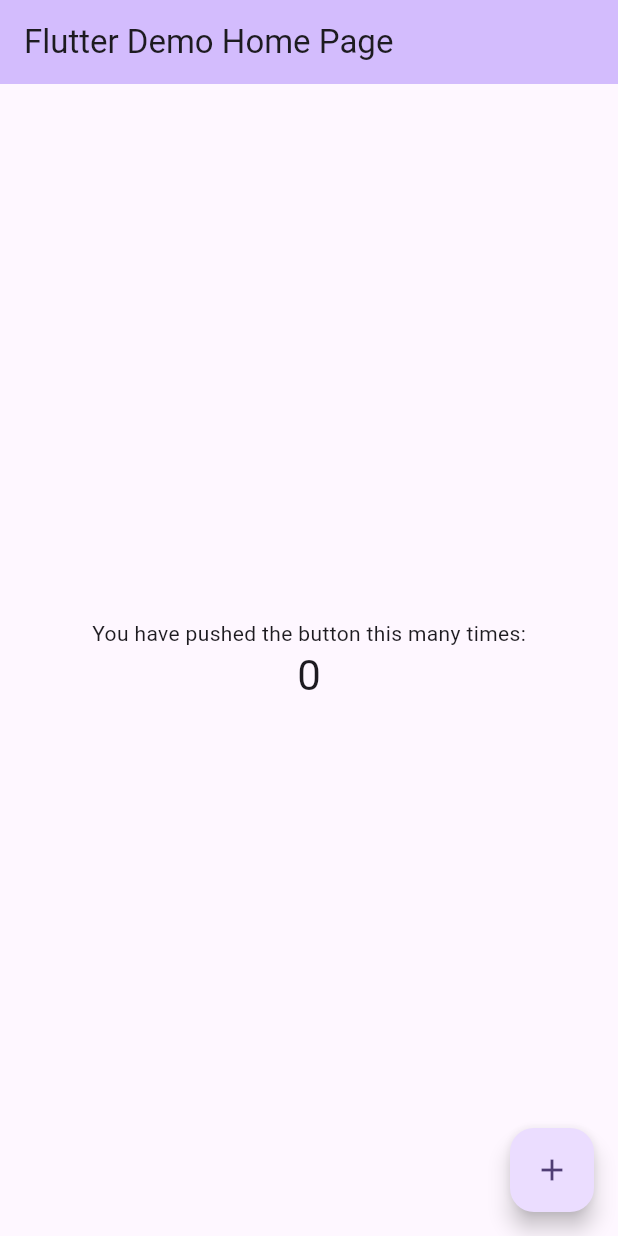
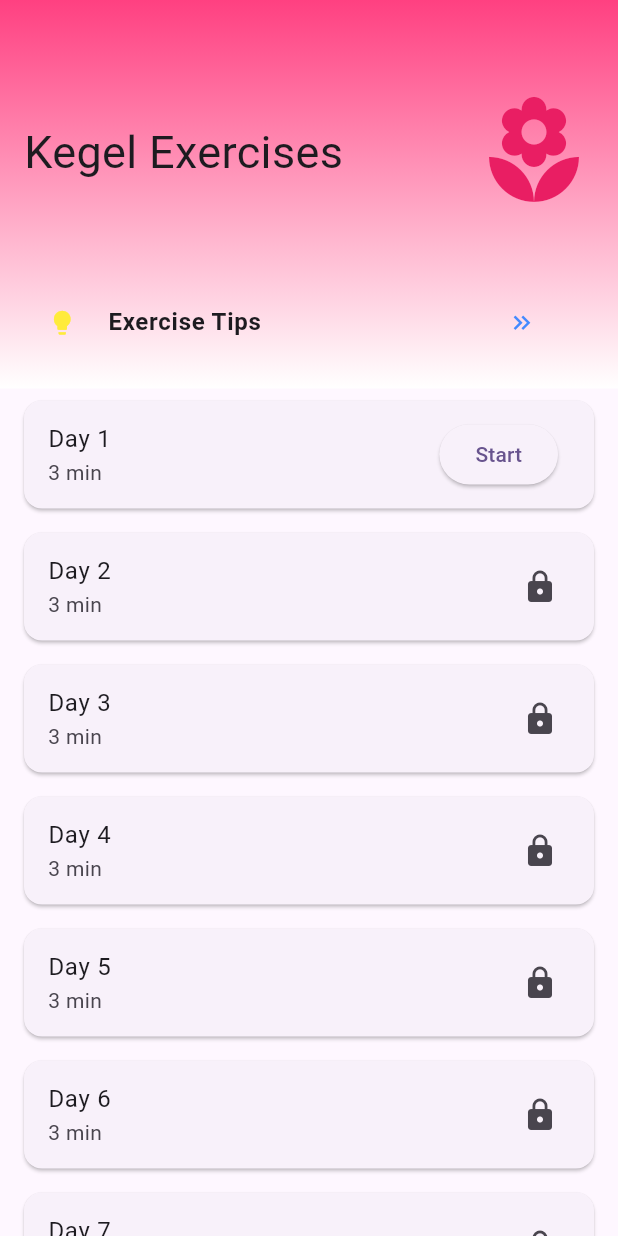
Before and after one commit to YamnaIsrail/Excersice_app, a Flutter app: the screen it shows after launch, on a phone screen of 412 x 824 dp. Run offline on Flutter 3.47's test engine with Material 3 defaults, Android fonts, the phone set to English and light mode, and no system bars.

Commit message:
Added Kegel exercise main screen and drafted questionnaires

```diff
--- /dev/null
+++ b/lib/kegel_excercise_home.dart
@@ -0,0 +1,114 @@
+import 'package:excercise_app/kegel_questionaire_flow/kegel_screen1.dart';
+import 'package:flutter/material.dart';
+
+
+class KegelExercisesScreen extends StatelessWidget {
+  const KegelExercisesScreen({super.key});
+
+  @override
+  Widget build(BuildContext context) {
+    return Scaffold(
+      body: Column(
+        children: [
+          Container(
+            padding: const EdgeInsets.all(16.0),
+            decoration: const BoxDecoration(
+              gradient: LinearGradient(
+                colors: [Colors.pinkAccent, Colors.white],
+                begin: Alignment.topCenter,
+                end: Alignment.bottomCenter,
+              ),
+            ),
+            child: Column(
+              children:  [
+               Container(
+                 height: 171,
+                 width: 393,
+                 child: Row(
+                   mainAxisAlignment: MainAxisAlignment.spaceBetween,
+                   children: [
+                     Text('Kegel Exercises', style: TextStyle(fontSize: 30),),
+                     Icon(Icons.local_florist, size: 80, color: Colors.pink)
+                   ],
+                 ),
+               ),
+                Align(
+                  alignment: Alignment.centerLeft,
+                  child: ListTile(
+                    title:  Text(
+                      'Exercise Tips',
+                      style: TextStyle(fontSize: 16, fontWeight: FontWeight.bold),
+                    ),
+                    leading: Icon(Icons.lightbulb, color: Colors.yellow, size: 19,),
+                    trailing: IconButton(
+                      onPressed: (){
+                        Navigator.push(context, MaterialPageRoute(builder: (context)=> IntroScreen()));
+                      },
+                      icon: Icon(Icons.keyboard_double_arrow_right, size:19, color: Colors.blueAccent,),
+                    )
+                  )
+                ),
+              ],
+            ),
+          ),
+          Expanded(
+            child: ListView.builder(
+              itemCount: 30,
+              itemBuilder: (context, index) {
+                return ExerciseDayTile(day: index + 1);
+              },
+            ),
+          ),
+        ],
+      ),
+    );
+  }
+}
+
+class ExerciseDayTile extends StatelessWidget {
+  final int day;
+  const ExerciseDayTile({super.key, required this.day});
+
+  @override
+  Widget build(BuildContext context) {
+    bool isUnlocked = day == 1; // Unlock only Day 1 for now
+
+    return Card(
+      margin: const EdgeInsets.symmetric(horizontal: 16, vertical: 8),
+      child: ListTile(
+        title: Text('Day $day'),
+        subtitle: const Text('3 min'),
+        trailing: isUnlocked
+            ? ElevatedButton(
+          onPressed: () {
+            Navigator.push(
+              context,
+              MaterialPageRoute(
+                  builder: (context) => DayScreen(day: day)),
+            );
+          },
+          child: const Text('Start'),
+        )
+            : const Icon(Icons.lock),
+      ),
+    );
+  }
+}
+
+class DayScreen extends StatelessWidget {
+  final int day;
+  const DayScreen({super.key, required this.day});
+
+  @override
+  Widget build(BuildContext context) {
+    return Scaffold(
+      appBar: AppBar(title: Text('Day $day Exercise')),
+      body: Center(
+        child: Text(
+          'Exercise for Day $day',
+          style: const TextStyle(fontSize: 24),
+        ),
+      ),
+    );
+  }
+}
--- a/lib/main.dart
+++ b/lib/main.dart
@@ -1,125 +1,22 @@
 import 'package:flutter/material.dart';
+
+import 'kegel_excercise_home.dart';
 
 void main() {
   runApp(const MyApp());
 }
-
 class MyApp extends StatelessWidget {
   const MyApp({super.key});
-
-  // This widget is the root of your application.
   @override
   Widget build(BuildContext context) {
     return MaterialApp(
-      title: 'Flutter Demo',
+      title: 'My Calendar',
+      debugShowCheckedModeBanner: false,
       theme: ThemeData(
-        // This is the theme of your application.
-        //
-        // TRY THIS: Try running your application with "flutter run". You'll see
-        // the application has a purple toolbar. Then, without quitting the app,
-        // try changing the seedColor in the colorScheme below to Colors.green
-        // and then invoke "hot reload" (save your changes or press the "hot
-        // reload" button in a Flutter-supported IDE, or press "r" if you used
-        // the command line to start the app).
-        //
-        // Notice that the counter didn't reset back to zero; the application
-        // state is not lost during the reload. To reset the state, use hot
-        // restart instead.
-        //
-        // This works for code too, not just values: Most code changes can be
-        // tested with just a hot reload.
         colorScheme: ColorScheme.fromSeed(seedColor: Colors.deepPurple),
         useMaterial3: true,
       ),
-      home: const MyHomePage(title: 'Flutter Demo Home Page'),
+      home: KegelExercisesScreen(),
     );
   }
 }
-
-class MyHomePage extends StatefulWidget {
-  const MyHomePage({super.key, required this.title});
-
-  // This widget is the home page of your application. It is stateful, meaning
-  // that it has a State object (defined below) that contains fields that affect
-  // how it looks.
-
-  // This class is the configuration for the state. It holds the values (in this
-  // case the title) provided by the parent (in this case the App widget) and
-  // used by the build method of the State. Fields in a Widget subclass are
-  // always marked "final".
-
-  final String title;
-
-  @override
-  State<MyHomePage> createState() => _MyHomePageState();
-}
-
-class _MyHomePageState extends State<MyHomePage> {
-  int _counter = 0;
-
-  void _incrementCounter() {
-    setState(() {
-      // This call to setState tells the Flutter framework that something has
-      // changed in this State, which causes it to rerun the build method below
-      // so that the display can reflect the updated values. If we changed
-      // _counter without calling setState(), then the build method would not be
-      // called again, and so nothing would appear to happen.
-      _counter++;
-    });
-  }
-
-  @override
-  Widget build(BuildContext context) {
-    // This method is rerun every time setState is called, for instance as done
-    // by the _incrementCounter method above.
-    //
-    // The Flutter framework has been optimized to make rerunning build methods
-    // fast, so that you can just rebuild anything that needs updating rather
-    // than having to individually change instances of widgets.
-    return Scaffold(
-      appBar: AppBar(
-        // TRY THIS: Try changing the color here to a specific color (to
-        // Colors.amber, perhaps?) and trigger a hot reload to see the AppBar
-        // change color while the other colors stay the same.
-        backgroundColor: Theme.of(context).colorScheme.inversePrimary,
-        // Here we take the value from the MyHomePage object that was created by
-        // the App.build method, and use it to set our appbar title.
-        title: Text(widget.title),
-      ),
-      body: Center(
-        // Center is a layout widget. It takes a single child and positions it
-        // in the middle of the parent.
-        child: Column(
-          // Column is also a layout widget. It takes a list of children and
-          // arranges them vertically. By default, it sizes itself to fit its
-          // children horizontally, and tries to be as tall as its parent.
-          //
-          // Column has various properties to control how it sizes itself and
-          // how it positions its children. Here we use mainAxisAlignment to
-          // center the children vertically; the main axis here is the vertical
-          // axis because Columns are vertical (the cross axis would be
-          // horizontal).
-          //
-          // TRY THIS: Invoke "debug painting" (choose the "Toggle Debug Paint"
-          // action in the IDE, or press "p" in the console), to see the
-          // wireframe for each widget.
-          mainAxisAlignment: MainAxisAlignment.center,
-          children: <Widget>[
-            const Text(
-              'You have pushed the button this many times:',
-            ),
-            Text(
-              '$_counter',
-              style: Theme.of(context).textTheme.headlineMedium,
-            ),
-          ],
-        ),
-      ),
-      floatingActionButton: FloatingActionButton(
-        onPressed: _incrementCounter,
-        tooltip: 'Increment',
-        child: const Icon(Icons.add),
-      ), // This trailing comma makes auto-formatting nicer for build methods.
-    );
-  }
-}
```
Also changed, not shown: lib/kegel_questionaire_flow/kegel_screen1.dart (added, +41 -0 lines), lib/kegel_questionaire_flow/kegel_screen2.dart (added, +48 -0 lines), lib/kegel_questionaire_flow/kegel_screen3.dart (added, +26 -0 lines), lib/kegel_questionaire_flow/kegel_screen4.dart (added, +35 -0 lines), lib/kegel_questionaire_flow/kegel_screen10.dart (added), lib/kegel_questionaire_flow/kegel_screen5.dart (added), lib/kegel_questionaire_flow/kegel_screen6.dart (added), lib/kegel_questionaire_flow/kegel_screen7.dart (added), lib/kegel_questionaire_flow/kegel_screen8.dart (added), lib/kegel_questionaire_flow/kegel_screen9.dart (added), pubspec.lock, 3 other files.
